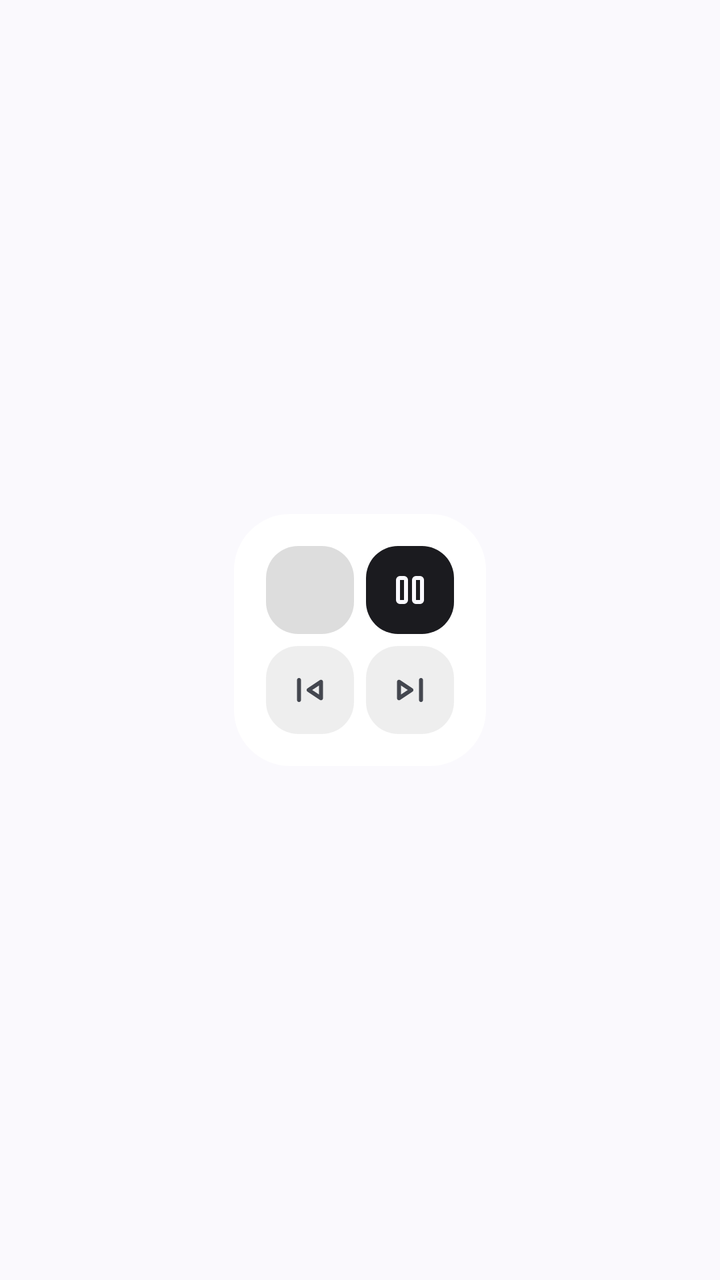
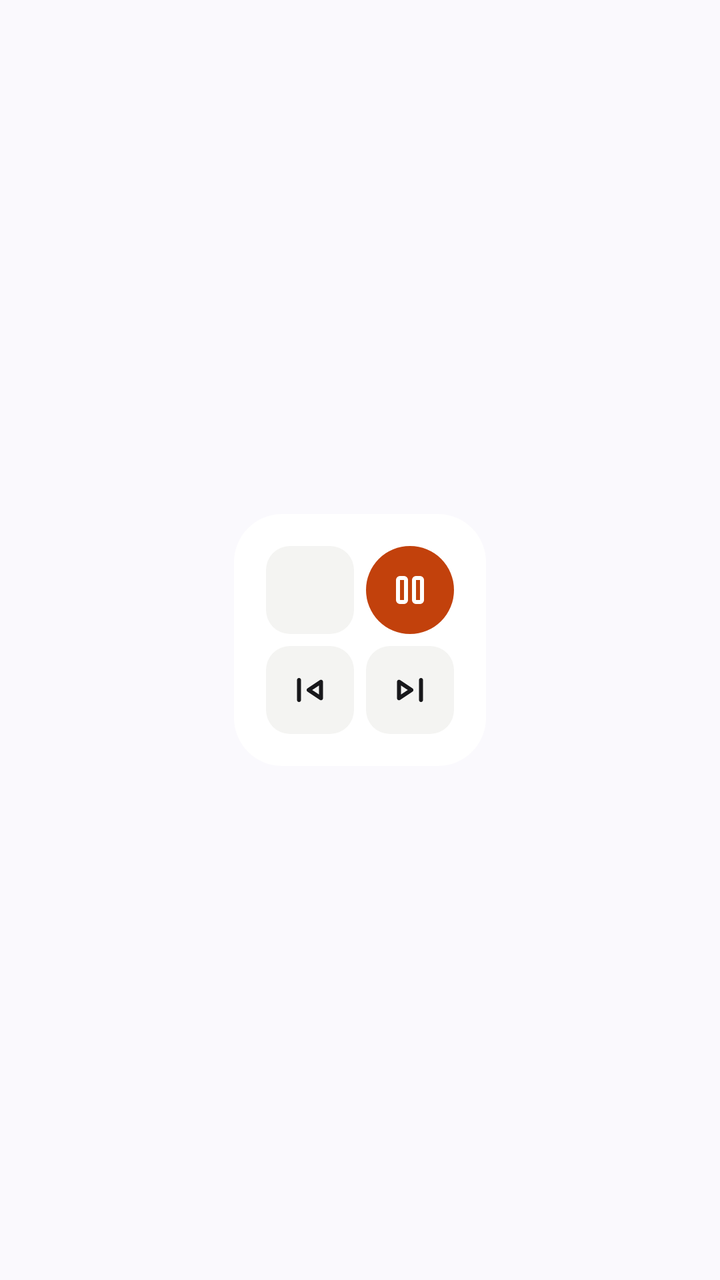

Screens rendered from an Android XML layout before and after an edit, with the pre-edit source and the edit as a unified diff.
<!-- AndroidManifest.xml: application theme Theme.LMusic -->
<!-- res/layout/widget_preview_grid_2x2.xml -->
<?xml version="1.0" encoding="utf-8"?>
<LinearLayout xmlns:android="http://schemas.android.com/apk/res/android"
    xmlns:app="http://schemas.android.com/apk/res-auto"
    android:layout_width="match_parent"
    android:layout_height="match_parent"
    android:gravity="center"
    android:orientation="vertical"
    android:padding="16dp">

    <LinearLayout
        android:layout_width="wrap_content"
        android:layout_height="wrap_content"
        android:background="@drawable/widget_surface_background"
        android:orientation="vertical"
        android:padding="16dp">

        <LinearLayout
            android:layout_width="match_parent"
            android:layout_height="wrap_content"
            android:orientation="horizontal">

            <ImageView
                android:id="@+id/album_art"
                android:layout_width="44dp"
                android:layout_height="44dp"
                android:layout_weight="1"
                android:background="@drawable/widget_album_art_placeholder"
                android:contentDescription="Album Art" />

            <ImageView
                android:layout_width="44dp"
                android:layout_height="44dp"
                android:layout_marginStart="6dp"
                android:layout_weight="1"
                android:background="@drawable/widget_button_primary_background"
                android:contentDescription="Play/Pause"
                android:padding="10dp"
                android:src="@drawable/rounded_pause_24"
                app:tint="?android:attr/colorBackground" />
        </LinearLayout>

        <LinearLayout
            android:layout_width="match_parent"
            android:layout_height="wrap_content"
            android:layout_marginTop="6dp"
            android:orientation="horizontal">

            <ImageView
                android:layout_width="44dp"
                android:layout_height="44dp"
                android:layout_weight="1"
                android:background="@drawable/widget_button_secondary_background"
                android:contentDescription="Previous"
                android:padding="10dp"
                android:src="@drawable/rounded_skip_previous_24"
                app:tint="?android:attr/textColorSecondary" />

            <ImageView
                android:layout_width="44dp"
                android:layout_height="44dp"
                android:layout_marginStart="6dp"
                android:layout_weight="1"
                android:background="@drawable/widget_button_secondary_background"
                android:contentDescription="Next"
                android:padding="10dp"
                android:src="@drawable/rounded_skip_next_24"
                app:tint="?android:attr/textColorSecondary" />
        </LinearLayout>

    </LinearLayout>

</LinearLayout>
<!-- resources referenced by this layout -->
<resources>
  <!-- drawable rounded_skip_next_24 (drawable) -->
  <vector xmlns:android="http://schemas.android.com/apk/res/android" android:height="24dp" android:tint="#000000" android:viewportHeight="960" android:viewportWidth="960" android:width="24dp">
        
      <path android:fillColor="@android:color/white" android:pathData="M660,680L660,280Q660,263 671.5,251.5Q683,240 700,240Q717,240 728.5,251.5Q740,263 740,280L740,680Q740,697 728.5,708.5Q717,720 700,720Q683,720 671.5,708.5Q660,697 660,680ZM220,645L220,315Q220,297 232,286Q244,275 260,275Q265,275 271,276Q277,277 282,281L530,447Q539,453 543.5,461.5Q548,470 548,480Q548,490 543.5,498.5Q539,507 530,513L282,679Q277,683 271,684Q265,685 260,685Q244,685 232,674Q220,663 220,645ZM300,480L300,480L300,480ZM300,570L436,480L300,390L300,570Z"/>
      
  </vector>
  <!-- drawable rounded_skip_previous_24 (drawable) -->
  <vector xmlns:android="http://schemas.android.com/apk/res/android" android:height="24dp" android:tint="#000000" android:viewportHeight="960" android:viewportWidth="960" android:width="24dp">
        
      <path android:fillColor="@android:color/white" android:pathData="M220,680L220,280Q220,263 231.5,251.5Q243,240 260,240Q277,240 288.5,251.5Q300,263 300,280L300,680Q300,697 288.5,708.5Q277,720 260,720Q243,720 231.5,708.5Q220,697 220,680ZM678,679L430,513Q421,507 416.5,498.5Q412,490 412,480Q412,470 416.5,461.5Q421,453 430,447L678,281Q683,277 689,276Q695,275 700,275Q716,275 728,286Q740,297 740,315L740,645Q740,663 728,674Q716,685 700,685Q695,685 689,684Q683,683 678,679ZM660,480L660,480L660,480ZM660,570L660,390L524,480L660,570Z"/>
      
  </vector>
  <!-- drawable widget_album_art_placeholder (drawable) -->
  <?xml version="1.0" encoding="utf-8"?>
  <shape xmlns:android="http://schemas.android.com/apk/res/android"
      android:shape="rectangle">
      <corners android:radius="16dp" />
      <solid android:color="#22000000" />
  </shape>
  <!-- drawable widget_button_primary_background (drawable) -->
  <?xml version="1.0" encoding="utf-8"?>
  <shape xmlns:android="http://schemas.android.com/apk/res/android"
      android:shape="rectangle">
      <corners android:radius="16dp" />
      <solid android:color="?android:attr/textColorPrimary" />
  </shape>
  <!-- drawable widget_button_secondary_background (drawable) -->
  <?xml version="1.0" encoding="utf-8"?>
  <shape xmlns:android="http://schemas.android.com/apk/res/android"
      android:shape="rectangle">
      <corners android:radius="16dp" />
      
      <solid android:color="#11000000" />
  </shape>
  <!-- drawable widget_surface_background (drawable) -->
  <?xml version="1.0" encoding="utf-8"?>
  <shape xmlns:android="http://schemas.android.com/apk/res/android"
      android:shape="rectangle">
      <corners android:radius="28dp" />
      <solid android:color="?android:attr/colorBackgroundFloating" />
  </shape>
  <style name="Theme.LMusic" parent="Theme.Material3.DynamicColors.DayNight">
          <item name="windowActionBar">false</item>
          <item name="windowNoTitle">true</item>
      </style>
  <!-- unchanged entries left out for length: 1 -->
</resources>

<!-- the commit's change to res/layout/widget_preview_grid_2x2.xml (unified diff, before → after) -->
@@ -36,7 +36,7 @@
                 android:contentDescription="Play/Pause"
                 android:padding="10dp"
                 android:src="@drawable/rounded_pause_24"
-                app:tint="?android:attr/colorBackground" />
+                app:tint="@color/yuyu_widget_on_accent" />
         </LinearLayout>
 
         <LinearLayout
@@ -49,22 +49,22 @@
                 android:layout_width="44dp"
                 android:layout_height="44dp"
                 android:layout_weight="1"
-                android:background="@drawable/widget_button_secondary_background"
+                android:background="@drawable/yuyu_widget_tile"
                 android:contentDescription="Previous"
                 android:padding="10dp"
                 android:src="@drawable/rounded_skip_previous_24"
-                app:tint="?android:attr/textColorSecondary" />
+                app:tint="@color/yuyu_widget_text" />
 
             <ImageView
                 android:layout_width="44dp"
                 android:layout_height="44dp"
                 android:layout_marginStart="6dp"
                 android:layout_weight="1"
-                android:background="@drawable/widget_button_secondary_background"
+                android:background="@drawable/yuyu_widget_tile"
                 android:contentDescription="Next"
                 android:padding="10dp"
                 android:src="@drawable/rounded_skip_next_24"
-                app:tint="?android:attr/textColorSecondary" />
+                app:tint="@color/yuyu_widget_text" />
         </LinearLayout>
 
     </LinearLayout>
<!-- resource entries referenced after the edit -->
@@ -1,5 +1,7 @@
 <!-- resources referenced by this layout -->
 <resources>
+  <color name="yuyu_widget_on_accent">#FFFFFFFF</color>
+  <color name="yuyu_widget_text">#FF18181B</color>
   <!-- drawable rounded_skip_next_24 (drawable) -->
   <vector xmlns:android="http://schemas.android.com/apk/res/android" android:height="24dp" android:tint="#000000" android:viewportHeight="960" android:viewportWidth="960" android:width="24dp">
         
@@ -16,35 +18,37 @@
   <?xml version="1.0" encoding="utf-8"?>
   <shape xmlns:android="http://schemas.android.com/apk/res/android"
       android:shape="rectangle">
-      <corners android:radius="16dp" />
-      <solid android:color="#22000000" />
+      <solid android:color="@color/yuyu_widget_muted" />
+      <corners android:radius="12dp" />
   </shape>
   <!-- drawable widget_button_primary_background (drawable) -->
   <?xml version="1.0" encoding="utf-8"?>
   <shape xmlns:android="http://schemas.android.com/apk/res/android"
       android:shape="rectangle">
-      <corners android:radius="16dp" />
-      <solid android:color="?android:attr/textColorPrimary" />
-  </shape>
-  <!-- drawable widget_button_secondary_background (drawable) -->
-  <?xml version="1.0" encoding="utf-8"?>
-  <shape xmlns:android="http://schemas.android.com/apk/res/android"
-      android:shape="rectangle">
-      <corners android:radius="16dp" />
-      
-      <solid android:color="#11000000" />
+      <solid android:color="@color/yuyu_widget_accent" />
+      <corners android:radius="999dp" />
   </shape>
   <!-- drawable widget_surface_background (drawable) -->
   <?xml version="1.0" encoding="utf-8"?>
   <shape xmlns:android="http://schemas.android.com/apk/res/android"
       android:shape="rectangle">
-      <corners android:radius="28dp" />
-      <solid android:color="?android:attr/colorBackgroundFloating" />
+      <solid android:color="@color/yuyu_widget_canvas" />
+      <corners android:radius="24dp" />
+  </shape>
+  <!-- drawable yuyu_widget_tile (drawable) -->
+  <?xml version="1.0" encoding="utf-8"?>
+  <shape xmlns:android="http://schemas.android.com/apk/res/android"
+      android:shape="rectangle">
+      <solid android:color="@color/yuyu_widget_muted" />
+      <corners android:radius="12dp" />
   </shape>
   <style name="Theme.LMusic" parent="Theme.Material3.DynamicColors.DayNight">
           <item name="windowActionBar">false</item>
           <item name="windowNoTitle">true</item>
       </style>
+  <color name="yuyu_widget_muted">#FFF4F4F2</color>
+  <color name="yuyu_widget_accent">#FFC2410C</color>
+  <color name="yuyu_widget_canvas">#FFFFFFFF</color>
   <!-- unchanged entries left out for length: 1 -->
 </resources>
 
